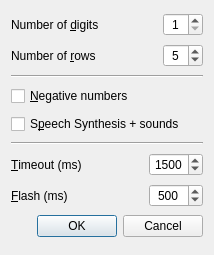
First picture: the form in settings.ui, repository solsticedhiver/mental_calculation, before the edit.
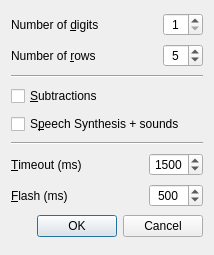
Second picture: the form after the edit. Icons and pictures are not drawn.

The edit to the form file:
```diff
--- a/settings.ui
+++ b/settings.ui
@@ -156,7 +156,7 @@
       <string>Allow/disallow negative numbers</string>
      </property>
      <property name="text">
-      <string>&amp;Negative numbers</string>
+      <string>&amp;Subtractions</string>
      </property>
     </widget>
    </item>
```
Left out of the diff: 2 changed lines with no effect on the pictures.
